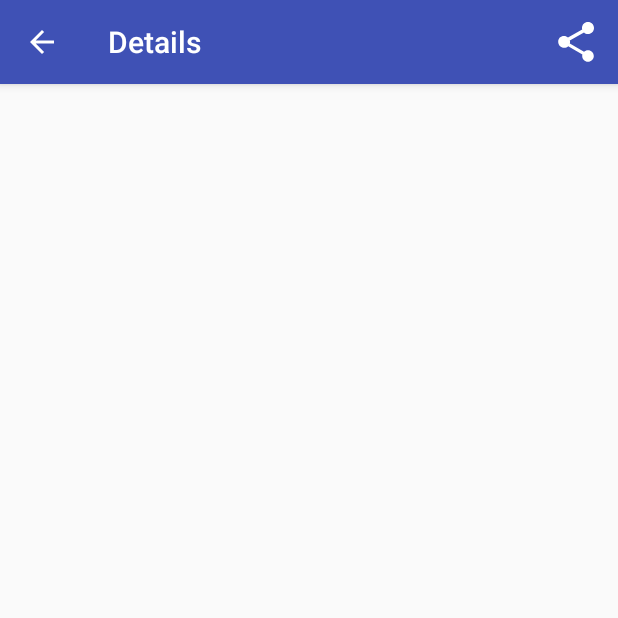
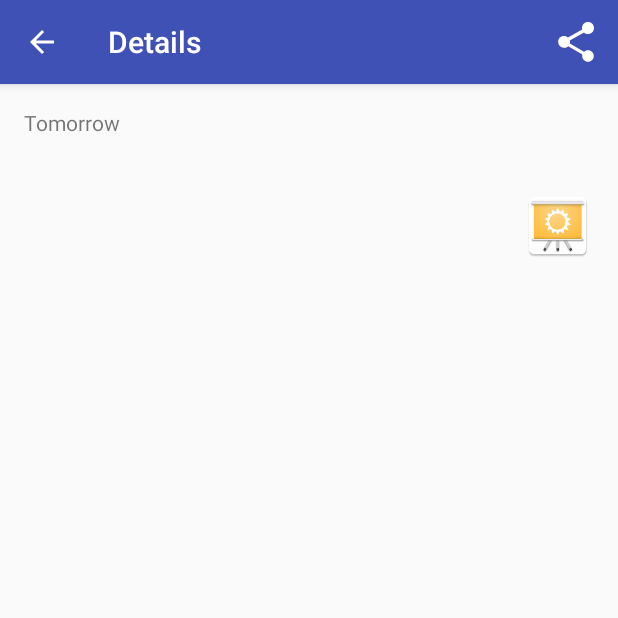
Before and after one commit to Jackie880823/Sunshine, an Android app: the DetailFragment screen opened directly, with no data from a screen before it, on a phone screen of 412 x 824 dp, the top half of it. Run offline under Robolectric (Android 15) with nearby library versions, the phone set to English and light mode, and no system bars.

Commit message:
编写详细信息屏幕的代码

```diff
--- a/app/src/main/java/com/jackie/sunshine/app/DetailFragment.java
+++ b/app/src/main/java/com/jackie/sunshine/app/DetailFragment.java
@@ -43,6 +43,7 @@
 package com.jackie.sunshine.app;
 
 
+import android.content.Context;
 import android.content.Intent;
 import android.database.Cursor;
 import android.net.Uri;
@@ -62,6 +63,7 @@ import android.view.MenuInflater;
 import android.view.MenuItem;
 import android.view.View;
 import android.view.ViewGroup;
+import android.widget.ImageView;
 import android.widget.TextView;
 
 import com.jackie.sunshine.app.data.WeatherContract;
@@ -88,17 +90,39 @@ public class DetailFragment extends Fragment implements LoaderManager.LoaderCall
             WeatherContract.WeatherEntry.COLUMN_DATE,
             WeatherContract.WeatherEntry.COLUMN_SHORT_DESC,
             WeatherContract.WeatherEntry.COLUMN_MAX_TEMP,
-            WeatherContract.WeatherEntry.COLUMN_MIN_TEMP
+            WeatherContract.WeatherEntry.COLUMN_MIN_TEMP,
+            WeatherContract.WeatherEntry.COLUMN_HUMIDITY,
+            WeatherContract.WeatherEntry.COLUMN_PRESSURE,
+            WeatherContract.WeatherEntry.COLUMN_WIND_SPEED,
+            WeatherContract.WeatherEntry.COLUMN_DEGREES,
+            WeatherContract.WeatherEntry.COLUMN_WEATHER_ID,
+            // This works because the WeatherProvider returns location data joined with
+            // weather data, even though they're stored in two different tables.
+            WeatherContract.LocationEntry.COLUMN_LOCATION_SETTING
     };
 
-    static final int COL_WEATHER_ID = 0;
-    static final int COL_WEATHER_DATE = 1;
-    static final int COL_WEATHER_DESC = 2;
-    static final int COL_WEATHER_MAX_TEMP = 3;
-    static final int COL_WEATHER_MIN_TEMP = 4;
+    public static final int COL_WEATHER_ID = 0;
+    public static final int COL_WEATHER_DATE = 1;
+    public static final int COL_WEATHER_DESC = 2;
+    public static final int COL_WEATHER_MAX_TEMP = 3;
+    public static final int COL_WEATHER_MIN_TEMP = 4;
+    public static final int COL_WEATHER_HUMIDITY = 5;
+    public static final int COL_WEATHER_PRESSURE = 6;
+    public static final int COL_WEATHER_WIND_SPEED = 7;
+    public static final int COL_WEATHER_DEGREES = 8;
+    public static final int COL_WEATHER_CONDITION_ID = 9;
+
+    private ImageView mIconView;
+    private TextView mTvFriendlyDate;
+    private TextView mTvDate;
+    private TextView mTvDescription;
+    private TextView mTvHighTemp;
+    private TextView mTvLowTemp;
+    private TextView mTvHumidityView;
+    private TextView mTvWindView;
+    private TextView mTvPressure;
 
     private String mForecastStr;
-    private TextView tvDetail;
     private ShareActionProvider mShareAction;
 
     public DetailFragment() {
@@ -117,7 +141,15 @@ public class DetailFragment extends Fragment implements LoaderManager.LoaderCall
     public View onCreateView(LayoutInflater inflater, ViewGroup container, Bundle savedInstanceState) {
         // Inflate the layout for this fragment
         View rootView = inflater.inflate(R.layout.fragment_detail, container, false);
-        tvDetail = (TextView) rootView.findViewById(R.id.tv_detail);
+
+        mTvDate = (TextView) rootView.findViewById(R.id.detail_date_text);
+        mTvFriendlyDate = (TextView) rootView.findViewById(R.id.detail_day_text);
+        mTvDescription = (TextView) rootView.findViewById(R.id.detail_forecast_text);
+        mTvHighTemp = (TextView) rootView.findViewById(R.id.detail_high_text);
+        mTvLowTemp = (TextView) rootView.findViewById(R.id.detail_low_text);
+        mTvHumidityView = (TextView) rootView.findViewById(R.id.detail_humidity_text);
+        mTvWindView = (TextView) rootView.findViewById(R.id.detail_wind_text);
+        mTvPressure = (TextView) rootView.findViewById(R.id.detail_pressure_text);
         return  rootView;
     }
 
@@ -164,22 +196,38 @@ public class DetailFragment extends Fragment implements LoaderManager.LoaderCall
     @Override
     public void onLoadFinished(Loader<Cursor> loader, Cursor data) {
         Log.d(TAG, "onLoadFinished: ");
-        if (!data.moveToFirst()) return;
+        if (data == null || !data.moveToFirst()) return;
 
-        String dateString = Utility.formatDate(data.getLong(COL_WEATHER_DATE));
+        Context context = getContext();
 
+        // Read date from cursor and update views for day of week and date
+        long date = data.getLong(COL_WEATHER_DATE);
+        String friendlyDateStr = Utility.getDayName(context, date);
+        String dateStr = Utility.getFormattedMonthDay(context, date);
+        mTvDate.setText(dateStr);
+        mTvFriendlyDate.setText(friendlyDateStr);
+
+        // Read description from cursor and update view
         String weatherDescription = data.getString(COL_WEATHER_DESC);
+        mTvDescription.setText(weatherDescription);
 
-        boolean isMetric = Utility.isMetric(getContext());
+        boolean isMetric = Utility.isMetric(context);
 
-        String high = Utility.formatTemperature(getContext(), data.getDouble(COL_WEATHER_MAX_TEMP)
+        // Read high temperature from cursor and update view
+        String high = Utility.formatTemperature(context, data.getDouble(COL_WEATHER_MAX_TEMP)
                 , isMetric);
-        String low = Utility.formatTemperature(getContext(), data.getDouble(COL_WEATHER_MIN_TEMP),
+        mTvHighTemp.setText(high);
+
+        // Read low temperature from cursor and update view
+        String low = Utility.formatTemperature(context, data.getDouble(COL_WEATHER_MIN_TEMP),
                 isMetric);
+        mTvLowTemp.setText(low);
 
-        mForecastStr = String.format("%s - %s - %s/%s", dateString, weatherDescription, high, low);
+        // Read pressure from cursor and update view
+        float pressure = data.getFloat(COL_WEATHER_PRESSURE);
+        mTvPressure.setText(getString(R.string.format_pressure, pressure));
 
-        tvDetail.setText(mForecastStr);
+        mForecastStr = String.format("%s - %s - %s/%s", dateStr, weatherDescription, high, low);
 
         if (mShareAction != null) {
             mShareAction.setShareIntent(createShareIntent());
--- a/app/src/main/res/layout/fragment_detail.xml
+++ b/app/src/main/res/layout/fragment_detail.xml
@@ -41,16 +41,91 @@
   ~  limitations under the License.
   -->
 
-<FrameLayout xmlns:android="http://schemas.android.com/apk/res/android"
-             xmlns:tools="http://schemas.android.com/tools"
-             android:layout_width="match_parent"
-             android:layout_height="match_parent"
-             tools:context="com.jackie.sunshine.app.DetailFragment">
+<ScrollView
+    xmlns:android="http://schemas.android.com/apk/res/android"
+    xmlns:tools="http://schemas.android.com/tools"
+    android:layout_width="match_parent"
+    android:layout_height="match_parent"
+    tools:context="com.jackie.sunshine.app.DetailFragment">
 
-    <!-- TODO: Update blank fragment layout -->
-    <TextView
-        android:id="@+id/tv_detail"
+    <LinearLayout
         android:layout_width="match_parent"
-        android:layout_height="match_parent"/>
+        android:layout_height="wrap_content"
+        android:orientation="vertical"
+        android:paddingBottom="@dimen/activity_vertical_margin"
+        android:paddingLeft="@dimen/activity_horizontal_margin"
+        android:paddingRight="@dimen/activity_horizontal_margin"
+        android:paddingTop="@dimen/activity_vertical_margin">
 
-</FrameLayout>
+        <!-- Header: Day, Date -->
+        <TextView
+            android:id="@+id/detail_day_text"
+            android:layout_width="wrap_content"
+            android:layout_height="wrap_content"
+            android:text="@string/tomorrow"/>
+
+        <TextView
+            android:id="@+id/detail_date_text"
+            android:layout_width="wrap_content"
+            android:layout_height="wrap_content"/>
+
+        <LinearLayout
+            android:layout_width="match_parent"
+            android:layout_height="match_parent"
+            android:layout_marginTop="@dimen/activity_vertical_margin"
+            android:orientation="horizontal">
+
+            <LinearLayout
+                android:layout_width="0dp"
+                android:layout_height="wrap_content"
+                android:layout_weight="1.0"
+                android:orientation="vertical">
+
+                <TextView
+                    android:id="@+id/detail_high_text"
+                    android:layout_width="wrap_content"
+                    android:layout_height="wrap_content"/>
+
+                <TextView
+                    android:id="@+id/detail_low_text"
+                    android:layout_width="wrap_content"
+                    android:layout_height="wrap_content"/>
+            </LinearLayout>
+
+            <LinearLayout
+                android:layout_width="wrap_content"
+                android:layout_height="wrap_content"
+                android:gravity="center_horizontal"
+                android:orientation="vertical">
+
+                <ImageView
+                    android:id="@+id/detail_icon"
+                    android:layout_width="wrap_content"
+                    android:layout_height="wrap_content"
+                    android:src="@mipmap/ic_launcher"/>
+
+                <TextView
+                    android:id="@+id/detail_forecast_text"
+                    android:layout_width="wrap_content"
+                    android:layout_height="wrap_content"/>
+            </LinearLayout>
+        </LinearLayout>
+
+        <!-- Humidity, wind, pressure -->
+        <TextView
+            android:id="@+id/detail_humidity_text"
+            android:layout_width="match_parent"
+            android:layout_height="wrap_content"/>
+
+        <TextView
+            android:id="@+id/detail_wind_text"
+            android:layout_width="match_parent"
+            android:layout_height="wrap_content"/>
+
+        <TextView
+            android:id="@+id/detail_pressure_text"
+            android:layout_width="match_parent"
+            android:layout_height="wrap_content"/>
+    </LinearLayout>
+
+</ScrollView>
--- a/app/src/main/res/values/strings.xml
+++ b/app/src/main/res/values/strings.xml
@@ -91,7 +91,18 @@
     <!-- Date format for displaying day of week and date (i.e. Mon Jun 1) [CHAR LIMIT=20] -->
     <string name="format_full_friendly_date"><xliff:g id="day">%1$s</xliff:g>, <xliff:g id="date">%2$s</xliff:g></string>
 
-    <!-- Temperature formats in degrees [CHAR LIMIT=NONE] -->
+    <!-- Temperature formats in degrees [CHAR LIMIT=5] -->
     <string name="format_temperature"><xliff:g id="temp">%1.0f</xliff:g>\u00B0</string>
 
+    <!-- Windspeed formats -->
+    <!-- Wind in mph [CHAR LIMIT=25] -->
+    <string name="format_wind_mph">Wind: <xliff:g id="speed">%1$1.0f</xliff:g> mph <xliff:g id="direction">%2$s</xliff:g></string>
+    <!-- Wind in kph [CHAR LIMIT=25] -->
+    <string name="format_wind_kmh">Wind: <xliff:g id="speed">%1$1.0f</xliff:g> km/h <xliff:g id="direction">%2$s</xliff:g></string>
+
+    <!-- Pressure format CHAR LIMIT=25] -->
+    <string name="format_pressure">Pressure: <xliff:g id="pressure">%1.0f</xliff:g> hPa</string>
+
+    <!-- Humidity format CHAR LIMIT=25]-->
+    <string name="format_humidity">Humidity: <xliff:g id="humidity">%1.0f</xliff:g> %%</string>
 </resources>
```
Also changed, not shown: app/src/main/java/com/jackie/sunshine/app/Utility.java (+36 -2 lines).
